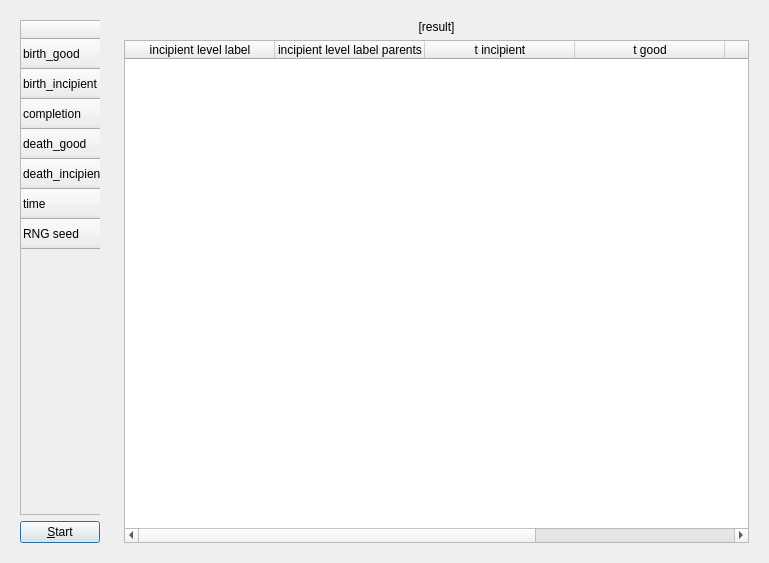
Qt form pbd_qtmaindialog.ui (richelbilderbeek/pbdmms) before a commit.
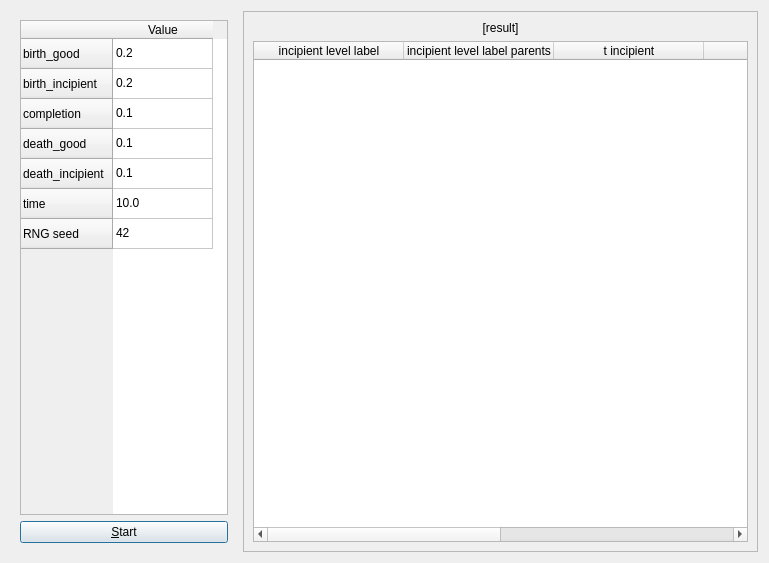
The same form after that commit.

What changed in the file:
```diff
--- a/pbd_qtmaindialog.ui
+++ b/pbd_qtmaindialog.ui
@@ -95,7 +95,7 @@
         </item>
         <item row="5" column="0">
          <property name="text">
-          <string>1.0</string>
+          <string>10.0</string>
          </property>
         </item>
         <item row="6" column="0">
@@ -116,8 +116,20 @@
     </widget>
    </item>
    <item>
-    <widget class="QWidget" name="right_display_part" native="true">
-     <layout class="QVBoxLayout" name="verticalLayout_2">
+    <widget class="QScrollArea" name="scroll_area">
+     <property name="widgetResizable">
+      <bool>true</bool>
+     </property>
+     <widget class="QWidget" name="scroll_area_contents">
+      <property name="geometry">
+       <rect>
+        <x>0</x>
+        <y>0</y>
+        <width>561</width>
+        <height>541</height>
+       </rect>
+      </property>
+      <layout class="QVBoxLayout" name="verticalLayout_3">
       <item>
        <widget class="QLabel" name="png">
         <property name="text">
@@ -178,6 +190,7 @@
        </widget>
       </item>
      </layout>
+     </widget>
     </widget>
    </item>
   </layout>
```
Lines whose indentation alone changed are shown as unchanged.
